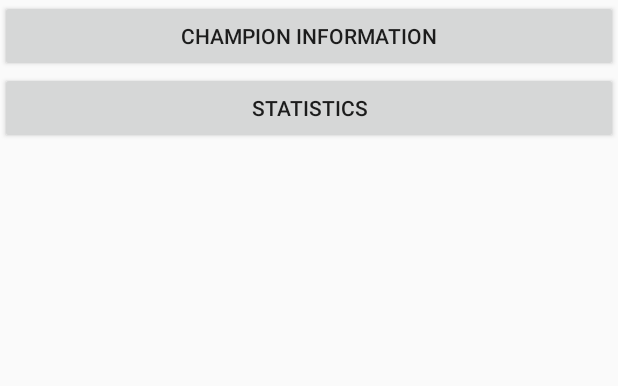
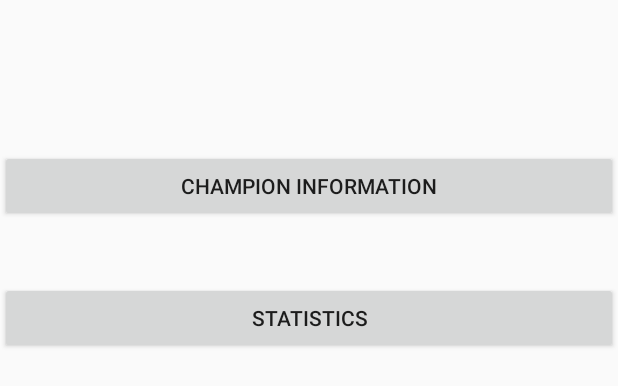
Before and after one commit to kbang711/LoLInfo, an Android app: the layout main.xml on its own in the app's theme, with its tools: preview values and no code run, on a phone screen of 412 x 824 dp. Shown: the top 386 px of the screen. Run offline under Robolectric (Android 15) with nearby library versions, the phone set to English and light mode, and no system bars.

```diff
--- a/app/src/main/java/com/gatech/k3vin/lolinfo/ChampInfo.java
+++ b/app/src/main/java/com/gatech/k3vin/lolinfo/ChampInfo.java
@@ -50,6 +50,7 @@ public class ChampInfo extends ListActivity {
             public void onItemClick(AdapterView<?> paret, View viewClicked, int position, long id) {
                 TextView textView = (TextView)viewClicked;
                 String message = "You Clicked # " + position + ", which is string: " + textView.getText().toString();
+                System.out.println(message);
                 //Open webpage
                 StringBuilder buff = new StringBuilder();
                 buff.append("http://leagueoflegends.wikia.com/wiki/");
--- a/app/src/main/res/layout/main.xml
+++ b/app/src/main/res/layout/main.xml
@@ -11,11 +11,15 @@
         android:id="@+id/button_info"
         android:layout_width="match_parent"
         android:layout_height="wrap_content"
-        android:text="Champion Information" />
+        android:text="Champion Information"
+        android:layout_marginTop="100dp"
+        android:onClick="goToChampInfo"/>
 
     <Button
         android:id="@+id/button_stats"
         android:layout_width="match_parent"
         android:layout_height="wrap_content"
-        android:text="Statistics" />
+        android:text="Statistics"
+        android:layout_marginTop="40dp"
+        android:onClick="goToStatistics"/>
 </LinearLayout>
```
Also changed, not shown: app/src/main/java/com/gatech/k3vin/lolinfo/Statistics.java (+14 -0 lines), app/src/main/res/layout/statistics.xml (+23 -0 lines).
